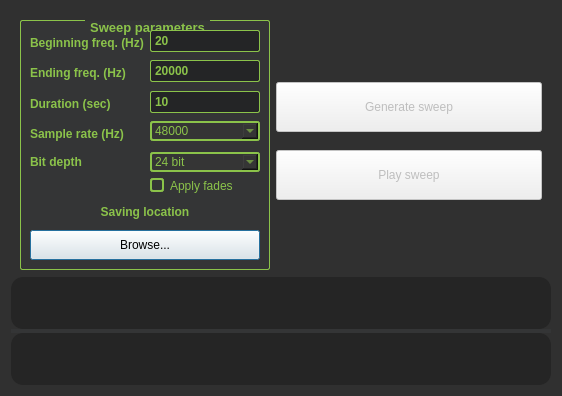
Qt form sweepgenerator.ui (JuanPabloZed/IR_Maker_Cpp) before a commit.
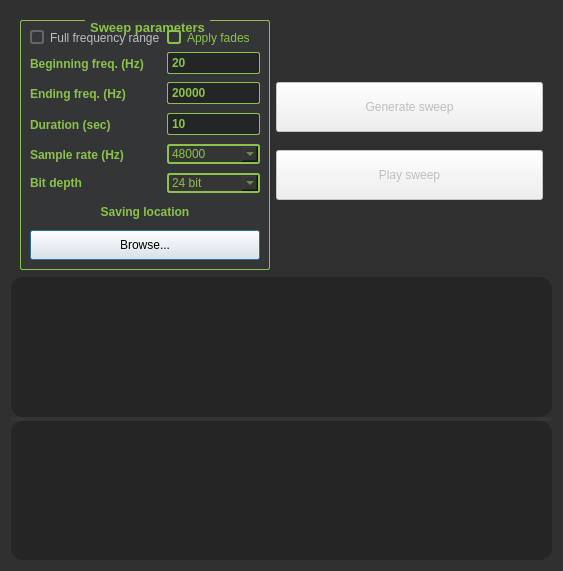
The same form after that commit. Icons and pictures are not drawn. Custom widgets are drawn as their Qt base class.

Commit message:
Working proto for batch rendering + intro to full scale sweep stuff
Batch rendering to-do list :
- avoid memory leak in temp dir
- allow custom dir save if more than one file to be rendered

Full scale sweep to-do list :
- option between full-scale or custom freqs for deconvolution & sweep creation

Patch:
```diff
--- a/sweepgenerator.ui
+++ b/sweepgenerator.ui
@@ -6,8 +6,8 @@
    <rect>
     <x>0</x>
     <y>0</y>
-    <width>562</width>
-    <height>396</height>
+    <width>563</width>
+    <height>571</height>
    </rect>
   </property>
   <property name="windowTitle">
@@ -232,18 +232,18 @@
        <height>260</height>
       </size>
      </property>
-     <layout class="QHBoxLayout" name="horizontalLayout">
+     <layout class="QHBoxLayout" name="horizontalLayout" stretch="3,2">
       <item>
        <widget class="QGroupBox" name="params_box">
         <property name="sizePolicy">
-         <sizepolicy hsizetype="Maximum" vsizetype="Maximum">
+         <sizepolicy hsizetype="Expanding" vsizetype="Maximum">
           <horstretch>0</horstretch>
           <verstretch>0</verstretch>
          </sizepolicy>
         </property>
         <property name="minimumSize">
          <size>
-          <width>150</width>
+          <width>160</width>
           <height>250</height>
          </size>
         </property>
@@ -258,114 +258,8 @@
         </property>
         <layout class="QVBoxLayout" name="verticalLayout_2">
          <item>
-          <layout class="QFormLayout" name="formLayout">
-           <item row="0" column="0">
-            <widget class="QLabel" name="label">
-             <property name="minimumSize">
-              <size>
-               <width>0</width>
-               <height>25</height>
-              </size>
-             </property>
-             <property name="maximumSize">
-              <size>
-               <width>16777215</width>
-               <height>25</height>
-              </size>
-             </property>
-             <property name="text">
-              <string>Beginning freq. (Hz)</string>
-             </property>
-            </widget>
-           </item>
-           <item row="0" column="1">
-            <widget class="QLineEdit" name="beg_freq">
-             <property name="text">
-              <string>20</string>
-             </property>
-             <property name="placeholderText">
-              <string>in Hz</string>
-             </property>
-            </widget>
-           </item>
-           <item row="1" column="0">
-            <widget class="QLabel" name="label_2">
-             <property name="minimumSize">
-              <size>
-               <width>0</width>
-               <height>25</height>
-              </size>
-             </property>
-             <property name="maximumSize">
-              <size>
-               <width>16777215</width>
-               <height>25</height>
-              </size>
-             </property>
-             <property name="text">
-              <string>Ending freq. (Hz)</string>
-             </property>
-            </widget>
-           </item>
-           <item row="1" column="1">
-            <widget class="QLineEdit" name="end_freq">
-             <property name="text">
-              <string>20000</string>
-             </property>
-             <property name="placeholderText">
-              <string>in Hz</string>
-             </property>
-            </widget>
-           </item>
-           <item row="2" column="0">
-            <widget class="QLabel" name="label_3">
-             <property name="minimumSize">
-              <size>
-               <width>0</width>
-               <height>25</height>
-              </size>
-             </property>
-             <property name="maximumSize">
-              <size>
-               <width>16777215</width>
-               <height>25</height>
-              </size>
-             </property>
-             <property name="text">
-              <string>Duration (sec)</string>
-             </property>
-            </widget>
-           </item>
-           <item row="2" column="1">
-            <widget class="QLineEdit" name="duration">
-             <property name="text">
-              <string>10</string>
-             </property>
-             <property name="placeholderText">
-              <string>in sec</string>
-             </property>
-            </widget>
-           </item>
-           <item row="3" column="0">
-            <widget class="QLabel" name="label_4">
-             <property name="minimumSize">
-              <size>
-               <width>0</width>
-               <height>25</height>
-              </size>
-             </property>
-             <property name="maximumSize">
-              <size>
-               <width>16777215</width>
-               <height>25</height>
-              </size>
-             </property>
-             <property name="text">
-              <string>Sample rate (Hz)</string>
-             </property>
-            </widget>
-           </item>
-           <item row="3" column="1">
+          <layout class="QGridLayout" name="gridLayout">
+           <item row="4" column="1">
             <widget class="QComboBox" name="srate">
              <property name="cursor">
               <cursorShape>PointingHandCursor</cursorShape>
@@ -409,13 +303,109 @@
             </widget>
            </item>
            <item row="4" column="0">
+            <widget class="QLabel" name="label_4">
+             <property name="minimumSize">
+              <size>
+               <width>0</width>
+               <height>25</height>
+              </size>
+             </property>
+             <property name="maximumSize">
+              <size>
+               <width>16777215</width>
+               <height>25</height>
+              </size>
+             </property>
+             <property name="text">
+              <string>Sample rate (Hz)</string>
+             </property>
+            </widget>
+           </item>
+           <item row="3" column="0">
+            <widget class="QLabel" name="label_3">
+             <property name="minimumSize">
+              <size>
+               <width>0</width>
+               <height>25</height>
+              </size>
+             </property>
+             <property name="maximumSize">
+              <size>
+               <width>16777215</width>
+               <height>25</height>
+              </size>
+             </property>
+             <property name="text">
+              <string>Duration (sec)</string>
+             </property>
+            </widget>
+           </item>
+           <item row="1" column="0">
+            <widget class="QLabel" name="label">
+             <property name="minimumSize">
+              <size>
+               <width>0</width>
+               <height>25</height>
+              </size>
+             </property>
+             <property name="maximumSize">
+              <size>
+               <width>16777215</width>
+               <height>25</height>
+              </size>
+             </property>
+             <property name="text">
+              <string>Beginning freq. (Hz)</string>
+             </property>
+            </widget>
+           </item>
+           <item row="5" column="0">
             <widget class="QLabel" name="label_6">
              <property name="text">
               <string>Bit depth</string>
              </property>
             </widget>
            </item>
-           <item row="4" column="1">
+           <item row="2" column="0">
+            <widget class="QLabel" name="label_2">
+             <property name="minimumSize">
+              <size>
+               <width>0</width>
+               <height>25</height>
+              </size>
+             </property>
+             <property name="maximumSize">
+              <size>
+               <width>16777215</width>
+               <height>25</height>
+              </size>
+             </property>
+             <property name="text">
+              <string>Ending freq. (Hz)</string>
+             </property>
+            </widget>
+           </item>
+           <item row="3" column="1">
+            <widget class="QLineEdit" name="duration">
+             <property name="text">
+              <string>10</string>
+             </property>
+             <property name="placeholderText">
+              <string>in sec</string>
+             </property>
+            </widget>
+           </item>
+           <item row="1" column="1">
+            <widget class="QLineEdit" name="beg_freq">
+             <property name="text">
+              <string>20</string>
+             </property>
+             <property name="placeholderText">
+              <string>in Hz</string>
+             </property>
+            </widget>
+           </item>
+           <item row="5" column="1">
             <widget class="QComboBox" name="bitdepth">
              <property name="currentIndex">
               <number>1</number>
@@ -437,7 +427,33 @@
              </item>
             </widget>
            </item>
-           <item row="5" column="1">
+           <item row="2" column="1">
+            <widget class="QLineEdit" name="end_freq">
+             <property name="text">
+              <string>20000</string>
+             </property>
+             <property name="placeholderText">
+              <string>in Hz</string>
+             </property>
+            </widget>
+           </item>
+           <item row="0" column="0">
+            <widget class="QCheckBox" name="fullspectrumbox">
+             <property name="enabled">
+              <bool>false</bool>
+             </property>
+             <property name="minimumSize">
+              <size>
+               <width>0</width>
+               <height>0</height>
+              </size>
+             </property>
+             <property name="text">
+              <string>Full frequency range</string>
+             </property>
+            </widget>
+           </item>
+           <item row="0" column="1">
             <widget class="QCheckBox" name="fadebox">
              <property name="text">
               <string>Apply fades</string>
```
The commit also changes 4 other files.
